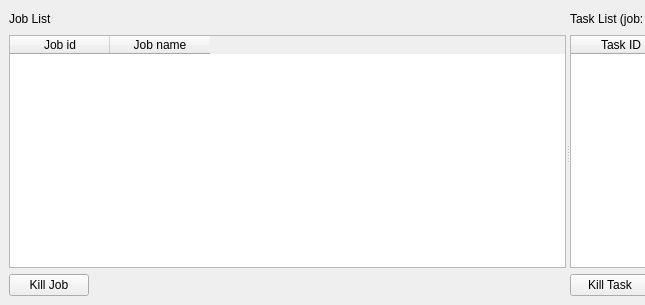
Qt form Ui_JobListTest.ui (CogswellProjectHydra/githubHydraRepo) before a commit; both pictures show x 0 to 645 and y 0 to 305 of the 1138 by 305 pixel window.
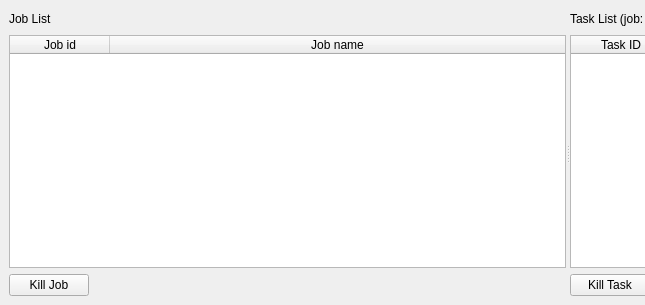
The same form after that commit.

Commit message: JobList now fetching jobs and their tasks, kill buttons get ids of victims

Patch:
```diff
--- a/Ui_JobListTest.ui
+++ b/Ui_JobListTest.ui
@@ -47,6 +47,9 @@
         </item>
         <item row="1" column="0" colspan="3">
          <widget class="QTableWidget" name="jobTable">
+          <attribute name="horizontalHeaderStretchLastSection">
+           <bool>true</bool>
+          </attribute>
           <column>
            <property name="text">
             <string>Job id</string>
```
The commit also changes 2 other files.
